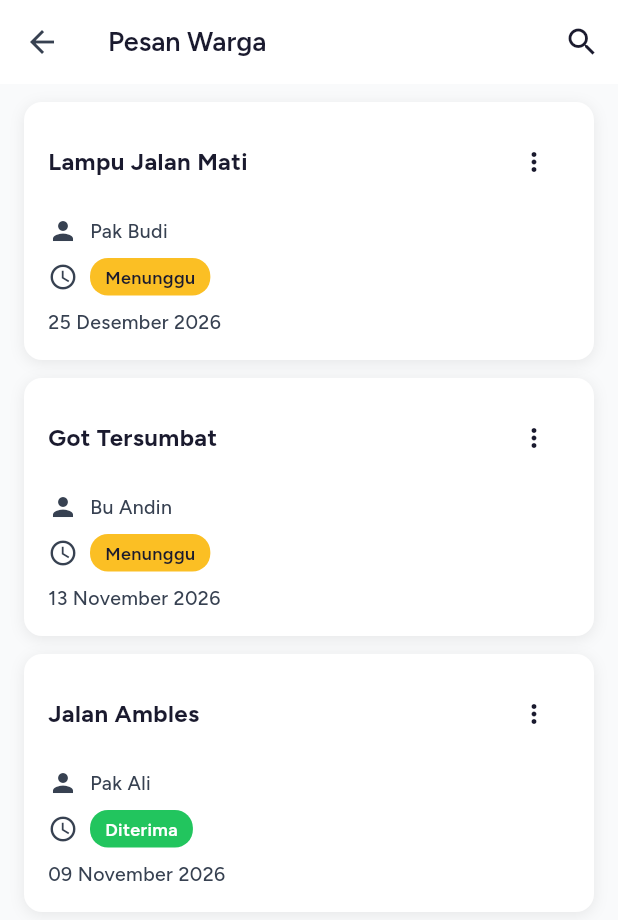
After one commit to Jawara-Land/jawara-pintar-mobile, a Flutter app: the AspirationScreen screen opened directly, on a phone screen of 412 x 824 dp. The commit adds this screen. Shown: the top 920 px of the screen. Run offline on Flutter 3.47's test engine with Material 3 defaults, Android fonts, the phone set to English and light mode, and no system bars; our stand-ins replace get, google_fonts.

Commit message:
feat(aspiration): ✨ implement aspiration UI

```diff
--- a/lib/configs/routes/route.dart
+++ b/lib/configs/routes/route.dart
@@ -6,4 +6,5 @@ abstract class Routes {
   static const String registerRoute = '/register';
   static const String homeRoute = '/home';
   static const String announcementRoute = '/announcement';
+  static const String aspirationRoute = '/aspiration';
 }
--- /dev/null
+++ b/lib/modules/features/aspiration/bindings/aspiration_binding.dart
@@ -0,0 +1,9 @@
+import 'package:get/get.dart';
+import 'package:jawara_mobile/modules/features/aspiration/controllers/aspiration_controller.dart';
+
+class AspirationBinding extends Bindings {
+  @override
+  void dependencies() {
+    Get.put(AspirationController());
+  }
+}
--- /dev/null
+++ b/lib/modules/features/aspiration/constants/aspiration_api_constant.dart
@@ -0,0 +1,3 @@
+class AspirationApiConstant {
+  final String example = 'example';
+}
--- /dev/null
+++ b/lib/modules/features/aspiration/constants/aspiration_assets_constant.dart
@@ -0,0 +1,3 @@
+class AspirationAssetsConstant {
+  final String example = 'example';
+}
--- /dev/null
+++ b/lib/modules/features/aspiration/controllers/aspiration_controller.dart
@@ -0,0 +1,5 @@
+import 'package:get/get.dart';
+
+class AspirationController extends GetxController {
+  static AspirationController get to => Get.find();
+}
--- /dev/null
+++ b/lib/modules/features/aspiration/repositories/aspiration_repository.dart
@@ -0,0 +1,7 @@
+import 'package:jawara_mobile/modules/features/aspiration/constants/aspiration_api_constant.dart';
+
+class AspirationRepository {
+  AspirationRepository._();
+
+  var apiConstant = AspirationApiConstant();
+}
--- /dev/null
+++ b/lib/modules/features/aspiration/view/ui/aspiration_screen.dart
@@ -0,0 +1,147 @@
+import 'package:flutter/material.dart';
+import 'package:jawara_mobile/modules/features/aspiration/constants/aspiration_assets_constant.dart';
+import 'package:jawara_mobile/shared/styles/app_styles.dart';
+
+class AspirationScreen extends StatelessWidget {
+  AspirationScreen({super.key});
+
+  final assetsConstant = AspirationAssetsConstant();
+
+  @override
+  Widget build(BuildContext context) {
+    return Scaffold(
+      backgroundColor: AppColor.background,
+      appBar: AppBar(
+        title: Text(
+          'Pesan Warga',
+          style: AppTextStyle.headingSmall.copyWith(
+            fontWeight: FontWeight.w600,
+          ),
+        ),
+        actions: [
+          IconButton(
+            icon: const Icon(Icons.search, color: AppColor.textPrimary),
+            onPressed: () {},
+          ),
+        ],
+      ),
+      body: ListView(
+        padding: const EdgeInsets.symmetric(horizontal: 16, vertical: 12),
+        children: [
+          _buildAspirationCard(
+            title: 'Lampu Jalan Mati',
+            author: 'Pak Budi',
+            status: 'Menunggu',
+            statusColor: AppColor.warning,
+            statusTextColor: AppColor.textPrimary,
+            date: '25 Desember 2026',
+          ),
+          const SizedBox(height: 12),
+          _buildAspirationCard(
+            title: 'Got Tersumbat',
+            author: 'Bu Andin',
+            status: 'Menunggu',
+            statusColor: AppColor.warning,
+            statusTextColor: AppColor.textPrimary,
+            date: '13 November 2026',
+          ),
+          const SizedBox(height: 12),
+          _buildAspirationCard(
+            title: 'Jalan Ambles',
+            author: 'Pak Ali',
+            status: 'Diterima',
+            statusColor: AppColor.success,
+            statusTextColor: AppColor.textOnPrimary,
+            date: '09 November 2026',
+          ),
+        ],
+      ),
+    );
+  }
+
+  Widget _buildAspirationCard({
+    required String title,
+    required String author,
+    required String status,
+    required Color statusColor,
+    required Color statusTextColor,
+    required String date,
+  }) {
+    return Container(
+      padding: const EdgeInsets.all(16),
+      decoration: BoxDecoration(
+        color: AppColor.surface,
+        borderRadius: BorderRadius.circular(12),
+        boxShadow: [
+          BoxShadow(
+            color: AppColor.shadow,
+            blurRadius: 8,
+            offset: const Offset(0, 2),
+          ),
+        ],
+      ),
+      child: Column(
+        crossAxisAlignment: CrossAxisAlignment.start,
+        children: [
+          Row(
+            mainAxisAlignment: MainAxisAlignment.spaceBetween,
+            children: [
+              Expanded(
+                child: Text(
+                  title,
+                  style: AppTextStyle.titleLarge,
+                ),
+              ),
+              IconButton(
+                icon: const Icon(Icons.more_vert, size: 20),
+                onPressed: () {},
+                padding: EdgeInsets.zero,
+                constraints: const BoxConstraints(),
+              ),
+            ],
+          ),
+          const SizedBox(height: 12),
+          Row(
+            children: [
+              const Icon(Icons.person, size: 20, color: AppColor.textSecondary),
+              const SizedBox(width: 8),
+              Text(
+                author,
+                style: AppTextStyle.bodySmall,
+              ),
+            ],
+          ),
+          const SizedBox(height: 8),
+          Row(
+            children: [
+              const Icon(Icons.schedule, size: 20, color: AppColor.textSecondary),
+              const SizedBox(width: 8),
+              Container(
+                padding: const EdgeInsets.symmetric(
+                  horizontal: 10,
+                  vertical: 4,
+                ),
+                decoration: BoxDecoration(
+                  color: statusColor,
+                  borderRadius: BorderRadius.circular(12),
+                ),
+                child: Text(
+                  status,
+                  style: AppTextStyle.labelSmall.copyWith(
+                    fontWeight: FontWeight.w600,
+                    color: statusTextColor,
+                  ),
+                ),
+              ),
+            ],
+          ),
+          const SizedBox(height: 8),
+          Text(
+            date,
+            style: AppTextStyle.bodySmall,
+          ),
+        ],
+      ),
+    );
+  }
+}
```
